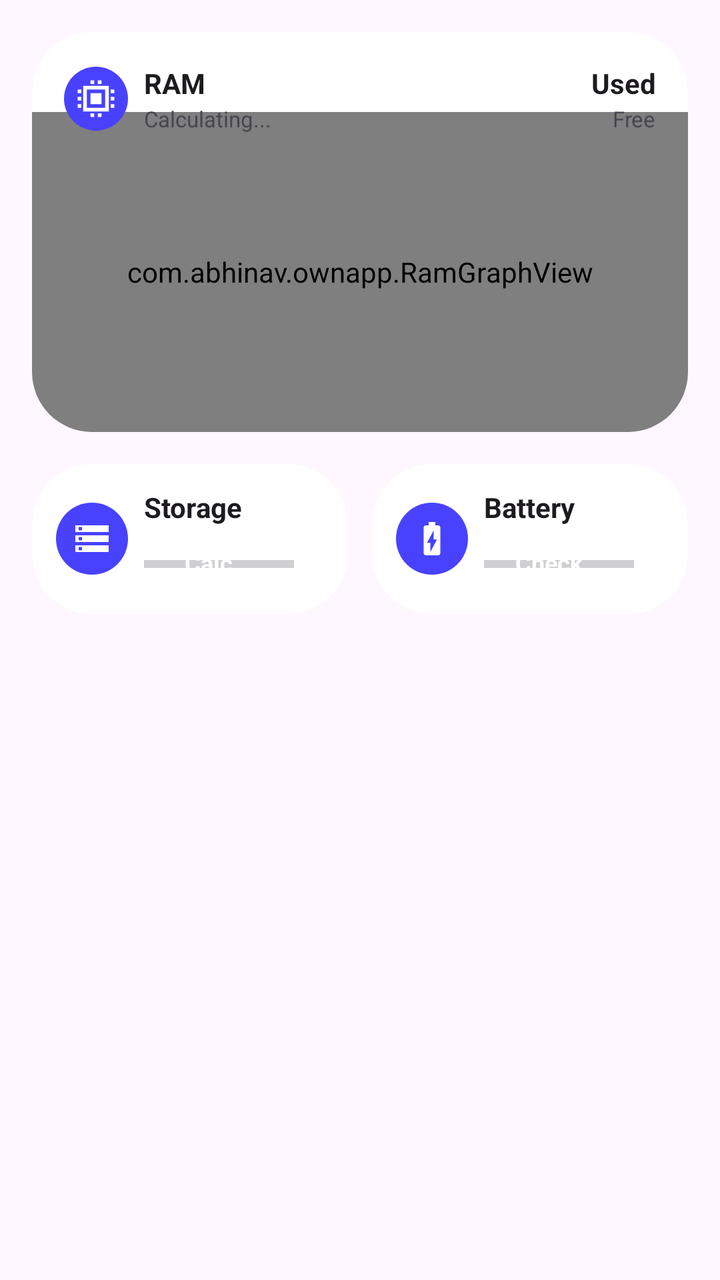
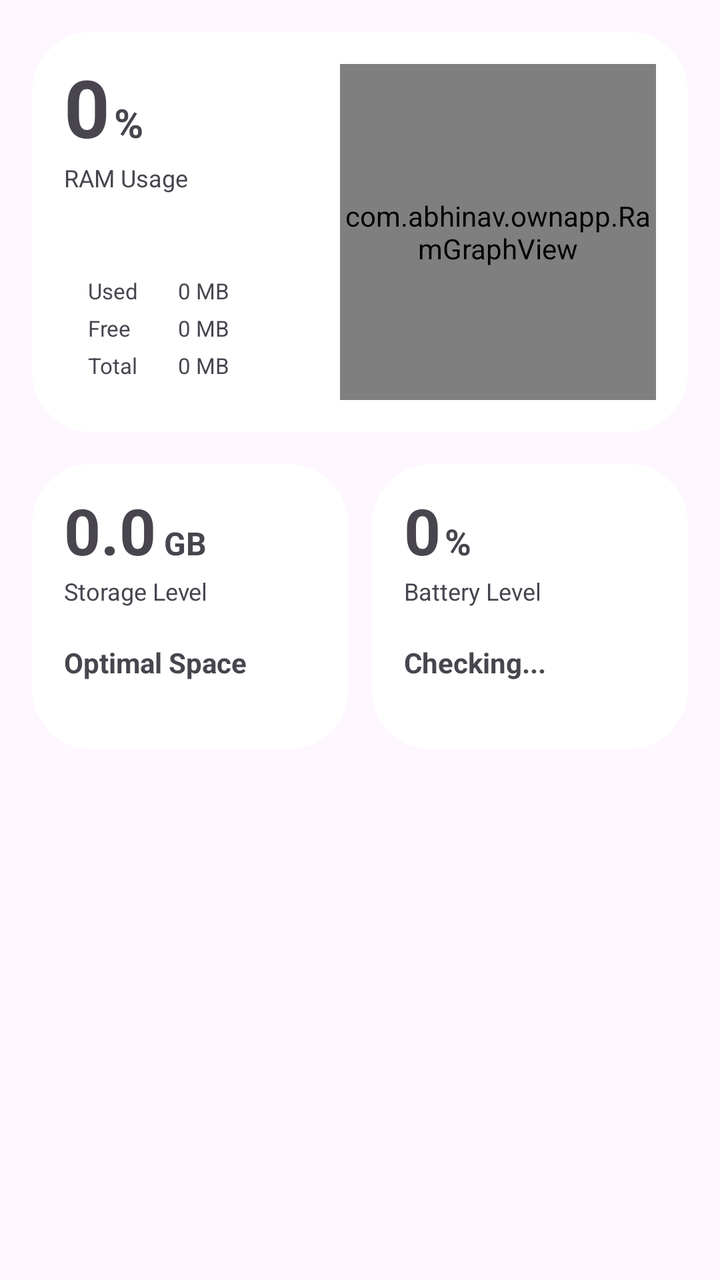

Compare the two renders of this Android layout. The source of the first and the diff that turns it into the second are given below.
<!-- AndroidManifest.xml: application theme Theme.OwnPhotoONWall -->
<!-- res/layout/layout_device_dashboard.xml -->
<?xml version="1.0" encoding="utf-8"?>

<LinearLayout xmlns:android="http://schemas.android.com/apk/res/android"
    xmlns:tools="http://schemas.android.com/tools"
    xmlns:app="http://schemas.android.com/apk/res-auto"
    android:layout_width="match_parent"
    android:layout_height="wrap_content"
    android:orientation="vertical"
    android:padding="16dp"
    tools:ignore="HardcodedText,ContentDescription">

    
    <RelativeLayout
        android:id="@+id/ramCardBg"
        android:layout_width="match_parent"
        android:layout_height="200dp"
        android:layout_marginBottom="16dp"
        android:background="@drawable/bg_ram_card"
        android:clipToOutline="true">

        <com.abhinav.ownapp.RamGraphView
            android:id="@+id/ramGraphView"
            android:layout_width="match_parent"
            android:layout_height="match_parent"
            android:layout_marginTop="40dp" />

        
        <LinearLayout
            android:id="@+id/ramHeaderLeft"
            android:layout_width="wrap_content"
            android:layout_height="wrap_content"
            android:layout_alignParentStart="true"
            android:layout_alignParentTop="true"
            android:layout_marginStart="16dp"
            android:layout_marginTop="16dp"
            android:orientation="horizontal"
            android:gravity="center_vertical">

            <ImageView
                android:layout_width="32dp"
                android:layout_height="32dp"
                android:background="@drawable/bg_circle_blue"
                android:backgroundTint="#4842FF"
                android:src="@drawable/ic_ram"
                android:padding="5dp"
                android:layout_marginEnd="8dp" />

            <LinearLayout
                android:layout_width="wrap_content"
                android:layout_height="wrap_content"
                android:orientation="vertical"
                android:gravity="center_vertical">

                <TextView
                    android:id="@+id/tvRamTitle"
                    android:layout_width="wrap_content"
                    android:layout_height="wrap_content"
                    android:text="RAM"
                    android:textSize="14sp"
                    android:textStyle="bold"
                    android:textColor="?android:attr/textColorPrimary" />

                <TextView
                    android:id="@+id/tvRamTotal"
                    android:layout_width="wrap_content"
                    android:layout_height="wrap_content"
                    android:text="Calculating..."
                    android:textSize="11sp"
                    android:layout_marginTop="1dp"
                    android:singleLine="true"
                    android:textColor="?android:attr/textColorSecondary" />
            </LinearLayout>
        </LinearLayout>

        
        <LinearLayout
            android:layout_width="wrap_content"
            android:layout_height="wrap_content"
            android:layout_alignParentEnd="true"
            android:layout_alignTop="@id/ramHeaderLeft"
            android:layout_alignBottom="@id/ramHeaderLeft"
            android:layout_marginEnd="16dp"
            android:orientation="vertical"
            android:gravity="center_vertical|end">

            <TextView
                android:id="@+id/tvRamUsed"
                android:layout_width="wrap_content"
                android:layout_height="wrap_content"
                android:text="Used"
                android:textSize="14sp"
                android:textStyle="bold"
                android:textColor="?android:attr/textColorPrimary" />

            <TextView
                android:id="@+id/tvRamFree"
                android:layout_width="wrap_content"
                android:layout_height="wrap_content"
                android:text="Free"
                android:textSize="11sp"
                android:layout_marginTop="1dp"
                android:singleLine="true"
                android:textColor="?android:attr/textColorSecondary" />
        </LinearLayout>
    </RelativeLayout>

    
    <LinearLayout
        android:layout_width="match_parent"
        android:layout_height="wrap_content"
        android:orientation="horizontal"
        android:baselineAligned="false"
        android:weightSum="2">

        
        <LinearLayout
            android:id="@+id/storageCardBg"
            android:layout_width="0dp"
            android:layout_height="wrap_content"
            android:layout_weight="1"
            android:orientation="horizontal"
            android:gravity="center_vertical"
            android:padding="12dp"
            android:background="@drawable/bg_storage_card"
            android:clipToOutline="true"
            android:layout_marginEnd="6dp">

            <ImageView
                android:layout_width="36dp"
                android:layout_height="36dp"
                android:background="@drawable/bg_circle_blue"
                android:backgroundTint="#4842FF"
                android:src="@drawable/ic_storage"
                android:padding="8dp"
                android:layout_marginEnd="8dp" />

            <LinearLayout
                android:layout_width="80dp"
                android:layout_height="wrap_content"
                android:orientation="vertical">

                <TextView
                    android:id="@+id/tvStorageTitle"
                    android:layout_width="wrap_content"
                    android:layout_height="wrap_content"
                    android:ellipsize="end"
                    android:maxLines="1"
                    android:text="Storage"
                    android:textColor="?android:attr/textColorPrimary"
                    android:textSize="14sp"
                    android:textStyle="bold" />

                <FrameLayout
                    android:layout_width="75dp"
                    android:layout_height="26dp"
                    android:layout_marginTop="6dp">

                    <ProgressBar
                        android:id="@+id/pbStorage"
                        style="?android:attr/progressBarStyleHorizontal"
                        android:layout_width="match_parent"
                        android:layout_height="match_parent" />

                    <TextView
                        android:id="@+id/tvStorageValue"
                        android:layout_width="match_parent"
                        android:layout_height="match_parent"
                        android:gravity="center"
                        android:includeFontPadding="false"
                        android:text="Calc..."
                        android:textColor="#FFFFFF"
                        android:textSize="12sp"
                        android:textStyle="bold"
                        app:autoSizeMaxTextSize="12sp"
                        app:autoSizeMinTextSize="8sp"
                        app:autoSizeTextType="uniform" />
                </FrameLayout>
            </LinearLayout>
        </LinearLayout>

        
        <LinearLayout
            android:id="@+id/batteryCardBg"
            android:layout_width="0dp"
            android:layout_height="wrap_content"
            android:layout_weight="1"
            android:orientation="horizontal"
            android:gravity="center_vertical"
            android:padding="12dp"
            android:background="@drawable/bg_storage_card"
            android:clipToOutline="true"
            android:layout_marginStart="6dp">

            <ImageView
                android:layout_width="36dp"
                android:layout_height="36dp"
                android:background="@drawable/bg_circle_blue"
                android:backgroundTint="#4842FF"
                android:src="@drawable/ic_battery"
                android:padding="8dp"
                android:layout_marginEnd="8dp" />

            <LinearLayout
                android:layout_width="match_parent"
                android:layout_height="wrap_content"
                android:orientation="vertical">

                <TextView
                    android:id="@+id/tvBatteryTitle"
                    android:layout_width="wrap_content"
                    android:layout_height="wrap_content"
                    android:text="Battery"
                    android:textStyle="bold"
                    android:textSize="14sp"
                    android:maxLines="1"
                    android:ellipsize="end"
                    android:textColor="?android:attr/textColorPrimary" />

                <FrameLayout
                    android:layout_width="75dp"
                    android:layout_height="26dp"
                    android:layout_marginTop="6dp">

                    <ProgressBar
                        android:id="@+id/pbBattery"
                        style="?android:attr/progressBarStyleHorizontal"
                        android:layout_width="match_parent"
                        android:layout_height="match_parent"
                        android:max="100"/>

                    <TextView
                        android:id="@+id/tvBatteryValue"
                        android:layout_width="match_parent"
                        android:layout_height="match_parent"
                        android:gravity="center"
                        android:includeFontPadding="false"
                        android:text="Check..."
                        android:textSize="12sp"
                        android:textStyle="bold"
                        android:textColor="#FFFFFF"
                        app:autoSizeTextType="uniform"
                        app:autoSizeMinTextSize="8sp"
                        app:autoSizeMaxTextSize="12sp" />
                </FrameLayout>
            </LinearLayout>
        </LinearLayout>

    </LinearLayout>
</LinearLayout>
<!-- resources referenced by this layout -->
<resources>
  <!-- drawable bg_circle_blue (drawable) -->
  <?xml version="1.0" encoding="utf-8"?>
  
  <shape xmlns:android="http://schemas.android.com/apk/res/android" android:shape="oval">
      <solid android:color="#20749C" /> 
  </shape>
  <!-- drawable bg_ram_card (drawable) -->
  <?xml version="1.0" encoding="utf-8"?>
  
  <shape xmlns:android="http://schemas.android.com/apk/res/android">
      <corners android:radius="30dp" />
      <solid android:color="#FFFFFF" /> 
  </shape>
  <!-- drawable bg_storage_card (drawable) -->
  <?xml version="1.0" encoding="utf-8"?>
  
  <shape xmlns:android="http://schemas.android.com/apk/res/android">
      <corners android:radius="30dp" />
      <solid android:color="#FFFFFF" />
  </shape>
  <!-- drawable ic_battery (drawable) -->
  <vector xmlns:android="http://schemas.android.com/apk/res/android"
      android:width="24dp" android:height="24dp"
      android:viewportWidth="24" android:viewportHeight="24"
      android:tint="#FFFFFF">
      <path android:fillColor="@android:color/white"
          android:pathData="M15.67,4H14V2h-4v2H8.33C7.6,4 7,4.6 7,5.33v15.33C7,21.4 7.6,22 8.33,22h7.33c0.74,0 1.34,-0.6 1.34,-1.33V5.33C17,4.6 16.4,4 15.67,4zM13,12.5h2L11,20v-5.5H9L13,7V12.5z"/>
  </vector>
  <!-- drawable ic_ram (drawable) -->
  <?xml version="1.0" encoding="utf-8"?>
  
  <vector xmlns:android="http://schemas.android.com/apk/res/android"
      android:width="24dp"
      android:height="24dp"
      android:viewportWidth="24"
      android:viewportHeight="24"
      android:tint="#FFFFFF">
      <path
          android:fillColor="@android:color/white"
          android:pathData="M9,9h6v6h-6z M5,5h14v14h-14z M7,7v10h10v-10z M2,7h2v2h-2z M2,11h2v2h-2z M2,15h2v2h-2z M20,7h2v2h-2z M20,11h2v2h-2z M20,15h2v2h-2z M9,2h2v2h-2z M13,2h2v2h-2z M9,20h2v2h-2z M13,20h2v2h-2z" />
  </vector>
  <!-- drawable ic_storage (drawable) -->
  <vector xmlns:android="http://schemas.android.com/apk/res/android"
      android:width="24dp" android:height="24dp"
      android:viewportWidth="24" android:viewportHeight="24"
      android:tint="#FFFFFF">
      <path android:fillColor="@android:color/white"
          android:pathData="M2,20h20v-4H2V20zM4,17h2v2H4V17zM2,4v4h20V4H2zM6,7H4V5h2V7zM2,14h20v-4H2V14zM4,11h2v2H4V11z"/>
  </vector>
  <style name="Theme.OwnPhotoONWall" parent="Base.Theme.OwnPhotoONWall" />
  <style name="Base.Theme.OwnPhotoONWall" parent="Theme.Material3.DayNight.NoActionBar">
          <item name="android:windowActivityTransitions">true</item>
          <item name="android:windowContentTransitions">true</item>
      </style>
</resources>

<!-- the commit's change to res/layout/layout_device_dashboard.xml (unified diff, before → after) -->
@@ -2,7 +2,6 @@
 
 <LinearLayout xmlns:android="http://schemas.android.com/apk/res/android"
     xmlns:tools="http://schemas.android.com/tools"
-    xmlns:app="http://schemas.android.com/apk/res-auto"
     android:layout_width="match_parent"
     android:layout_height="wrap_content"
     android:orientation="vertical"
@@ -16,92 +15,136 @@
         android:layout_height="200dp"
         android:layout_marginBottom="16dp"
         android:background="@drawable/bg_ram_card"
-        android:clipToOutline="true">
-
-        <com.abhinav.ownapp.RamGraphView
-            android:id="@+id/ramGraphView"
+        android:padding="16dp">
+
+        
+        <LinearLayout
+            android:id="@+id/ramTextStack"
+            android:layout_width="wrap_content"
+            android:layout_height="match_parent"
+            android:layout_alignParentStart="true"
+            android:orientation="vertical"
+            android:minWidth="130dp">
+            
+
+            <LinearLayout
+                android:layout_width="wrap_content"
+                android:layout_height="wrap_content"
+                android:orientation="horizontal"
+                android:baselineAligned="true">
+                <TextView
+                    android:id="@+id/tvRamPercentLarge"
+                    android:layout_width="wrap_content"
+                    android:layout_height="wrap_content"
+                    android:text="0"
+                    android:textSize="40sp"
+                    android:textStyle="bold"
+                    android:includeFontPadding="false" />
+                <TextView
+                    android:id="@+id/tvRamPercentUnit"
+                    android:layout_width="wrap_content"
+                    android:layout_height="wrap_content"
+                    android:text="%"
+                    android:textSize="20sp"
+                    android:textStyle="bold"
+                    android:layout_marginStart="2dp"
+                    android:includeFontPadding="false" />
+            </LinearLayout>
+
+            <TextView
+                android:id="@+id/tvRamTitle"
+                android:layout_width="wrap_content"
+                android:layout_height="wrap_content"
+                android:text="RAM Usage"
+                android:textSize="12sp"
+                android:layout_marginTop="2dp" />
+
+            
+            <View
+                android:layout_width="match_parent"
+                android:layout_height="0dp"
+                android:layout_weight="1" />
+
+            <LinearLayout
+                android:id="@+id/ramDetailsBox"
+                android:layout_width="match_parent"
+                android:layout_height="wrap_content"
+                android:orientation="vertical"
+                android:paddingHorizontal="12dp"
+                android:paddingVertical="10dp">
+
+                <LinearLayout
+                    android:layout_width="match_parent"
+                    android:layout_height="wrap_content"
+                    android:orientation="horizontal">
+                    <TextView
+                        android:id="@+id/tvRamUsedLbl"
+                        android:layout_width="45dp"
+                        android:layout_height="wrap_content"
+                        android:text="Used"
+                        android:textSize="11sp" />
+                    <TextView
+                        android:id="@+id/tvRamUsed"
+                        android:layout_width="wrap_content"
+                        android:layout_height="wrap_content"
+                        android:text="0 MB"
+                        android:textSize="11sp" />
+                </LinearLayout>
+
+                <LinearLayout
+                    android:layout_width="match_parent"
+                    android:layout_height="wrap_content"
+                    android:layout_marginTop="4dp"
+                    android:orientation="horizontal">
+                    <TextView
+                        android:id="@+id/tvRamFreeLbl"
+                        android:layout_width="45dp"
+                        android:layout_height="wrap_content"
+                        android:text="Free"
+                        android:textSize="11sp" />
+                    <TextView
+                        android:id="@+id/tvRamFree"
+                        android:layout_width="wrap_content"
+                        android:layout_height="wrap_content"
+                        android:text="0 MB"
+                        android:textSize="11sp" />
+                </LinearLayout>
+
+                <LinearLayout
+                    android:layout_width="match_parent"
+                    android:layout_height="wrap_content"
+                    android:layout_marginTop="4dp"
+                    android:orientation="horizontal">
+                    <TextView
+                        android:id="@+id/tvRamTotalLbl"
+                        android:layout_width="45dp"
+                        android:layout_height="wrap_content"
+                        android:text="Total"
+                        android:textSize="11sp" />
+                    <TextView
+                        android:id="@+id/tvRamTotal"
+                        android:layout_width="wrap_content"
+                        android:layout_height="wrap_content"
+                        android:text="0 MB"
+                        android:textSize="11sp" />
+                </LinearLayout>
+            </LinearLayout>
+        </LinearLayout>
+
+        
+        <FrameLayout
             android:layout_width="match_parent"
             android:layout_height="match_parent"
-            android:layout_marginTop="40dp" />
-
-        
-        <LinearLayout
-            android:id="@+id/ramHeaderLeft"
-            android:layout_width="wrap_content"
-            android:layout_height="wrap_content"
-            android:layout_alignParentStart="true"
-            android:layout_alignParentTop="true"
-            android:layout_marginStart="16dp"
-            android:layout_marginTop="16dp"
-            android:orientation="horizontal"
-            android:gravity="center_vertical">
-
-            <ImageView
-                android:layout_width="32dp"
-                android:layout_height="32dp"
-                android:background="@drawable/bg_circle_blue"
-                android:backgroundTint="#4842FF"
-                android:src="@drawable/ic_ram"
-                android:padding="5dp"
-                android:layout_marginEnd="8dp" />
-
-            <LinearLayout
-                android:layout_width="wrap_content"
-                android:layout_height="wrap_content"
-                android:orientation="vertical"
-                android:gravity="center_vertical">
-
-                <TextView
-                    android:id="@+id/tvRamTitle"
-                    android:layout_width="wrap_content"
-                    android:layout_height="wrap_content"
-                    android:text="RAM"
-                    android:textSize="14sp"
-                    android:textStyle="bold"
-                    android:textColor="?android:attr/textColorPrimary" />
-
-                <TextView
-                    android:id="@+id/tvRamTotal"
-                    android:layout_width="wrap_content"
-                    android:layout_height="wrap_content"
-                    android:text="Calculating..."
-                    android:textSize="11sp"
-                    android:layout_marginTop="1dp"
-                    android:singleLine="true"
-                    android:textColor="?android:attr/textColorSecondary" />
-            </LinearLayout>
-        </LinearLayout>
-
-        
-        <LinearLayout
-            android:layout_width="wrap_content"
-            android:layout_height="wrap_content"
-            android:layout_alignParentEnd="true"
-            android:layout_alignTop="@id/ramHeaderLeft"
-            android:layout_alignBottom="@id/ramHeaderLeft"
-            android:layout_marginEnd="16dp"
-            android:orientation="vertical"
-            android:gravity="center_vertical|end">
-
-            <TextView
-                android:id="@+id/tvRamUsed"
-                android:layout_width="wrap_content"
-                android:layout_height="wrap_content"
-                android:text="Used"
-                android:textSize="14sp"
-                android:textStyle="bold"
-                android:textColor="?android:attr/textColorPrimary" />
-
-            <TextView
-                android:id="@+id/tvRamFree"
-                android:layout_width="wrap_content"
-                android:layout_height="wrap_content"
-                android:text="Free"
-                android:textSize="11sp"
-                android:layout_marginTop="1dp"
-                android:singleLine="true"
-                android:textColor="?android:attr/textColorSecondary" />
-        </LinearLayout>
+            android:layout_toEndOf="@id/ramTextStack"
+            android:layout_toRightOf="@id/ramTextStack"
+            android:layout_marginStart="8dp">
+
+            <com.abhinav.ownapp.RamGraphView
+                android:id="@+id/ramGraphView"
+                android:layout_width="match_parent"
+                android:layout_height="match_parent" />
+        </FrameLayout>
+
     </RelativeLayout>
 
     
@@ -118,64 +161,57 @@
             android:layout_width="0dp"
             android:layout_height="wrap_content"
             android:layout_weight="1"
-            android:orientation="horizontal"
-            android:gravity="center_vertical"
-            android:padding="12dp"
+            android:orientation="vertical"
+            android:padding="16dp"
             android:background="@drawable/bg_storage_card"
-            android:clipToOutline="true"
             android:layout_marginEnd="6dp">
 
-            <ImageView
-                android:layout_width="36dp"
-                android:layout_height="36dp"
-                android:background="@drawable/bg_circle_blue"
-                android:backgroundTint="#4842FF"
-                android:src="@drawable/ic_storage"
-                android:padding="8dp"
-                android:layout_marginEnd="8dp" />
-
-            <LinearLayout
-                android:layout_width="80dp"
-                android:layout_height="wrap_content"
-                android:orientation="vertical">
-
-                <TextView
-                    android:id="@+id/tvStorageTitle"
-                    android:layout_width="wrap_content"
-                    android:layout_height="wrap_content"
-                    android:ellipsize="end"
-                    android:maxLines="1"
-                    android:text="Storage"
-                    android:textColor="?android:attr/textColorPrimary"
-                    android:textSize="14sp"
-                    android:textStyle="bold" />
-
-                <FrameLayout
-                    android:layout_width="75dp"
-                    android:layout_height="26dp"
-                    android:layout_marginTop="6dp">
-
-                    <ProgressBar
-                        android:id="@+id/pbStorage"
-                        style="?android:attr/progressBarStyleHorizontal"
-                        android:layout_width="match_parent"
-                        android:layout_height="match_parent" />
-
-                    <TextView
-                        android:id="@+id/tvStorageValue"
-                        android:layout_width="match_parent"
-                        android:layout_height="match_parent"
-                        android:gravity="center"
-                        android:includeFontPadding="false"
-                        android:text="Calc..."
-                        android:textColor="#FFFFFF"
-                        android:textSize="12sp"
-                        android:textStyle="bold"
-                        app:autoSizeMaxTextSize="12sp"
-                        app:autoSizeMinTextSize="8sp"
-                        app:autoSizeTextType="uniform" />
-                </FrameLayout>
-            </LinearLayout>
+            <LinearLayout
+                android:layout_width="wrap_content"
+                android:layout_height="wrap_content"
+                android:orientation="horizontal"
+                android:baselineAligned="true">
+                <TextView
+                    android:id="@+id/tvStorageValueLarge"
+                    android:layout_width="wrap_content"
+                    android:layout_height="wrap_content"
+                    android:text="0.0"
+                    android:textSize="32sp"
+                    android:textStyle="bold"
+                    android:includeFontPadding="false" />
+                <TextView
+                    android:id="@+id/tvStorageUnit"
+                    android:layout_width="wrap_content"
+                    android:layout_height="wrap_content"
+                    android:text="GB"
+                    android:textSize="16sp"
+                    android:textStyle="bold"
+                    android:layout_marginStart="4dp"
+                    android:includeFontPadding="false" />
+            </LinearLayout>
+
+            <TextView
+                android:id="@+id/tvStorageTitle"
+                android:layout_width="wrap_content"
+                android:layout_height="wrap_content"
+                android:text="Storage Level"
+                android:textSize="12sp"
+                android:layout_marginTop="2dp" />
+
+            <TextView
+                android:id="@+id/tvStorageStatus"
+                android:layout_width="wrap_content"
+                android:layout_height="wrap_content"
+                android:text="Optimal Space"
+                android:textStyle="bold"
+                android:textSize="14sp"
+                android:layout_marginTop="18dp" />
+
+            <FrameLayout
+                android:id="@+id/storageSegmentContainer"
+                android:layout_width="match_parent"
+                android:layout_height="12dp"
+                android:layout_marginTop="6dp" />
         </LinearLayout>
 
         
@@ -184,66 +220,57 @@
             android:layout_width="0dp"
             android:layout_height="wrap_content"
             android:layout_weight="1"
-            android:orientation="horizontal"
-            android:gravity="center_vertical"
-            android:padding="12dp"
+            android:orientation="vertical"
+            android:padding="16dp"
             android:background="@drawable/bg_storage_card"
-            android:clipToOutline="true"
             android:layout_marginStart="6dp">
 
-            <ImageView
-                android:layout_width="36dp"
-                android:layout_height="36dp"
-                android:background="@drawable/bg_circle_blue"
-                android:backgroundTint="#4842FF"
-                android:src="@drawable/ic_battery"
-                android:padding="8dp"
-                android:layout_marginEnd="8dp" />
-
-            <LinearLayout
-                android:layout_width="match_parent"
-                android:layout_height="wrap_content"
-                android:orientation="vertical">
-
-                <TextView
-                    android:id="@+id/tvBatteryTitle"
-                    android:layout_width="wrap_content"
-                    android:layout_height="wrap_content"
-                    android:text="Battery"
-                    android:textStyle="bold"
-                    android:textSize="14sp"
-                    android:maxLines="1"
-                    android:ellipsize="end"
-                    android:textColor="?android:attr/textColorPrimary" />
-
-                <FrameLayout
-                    android:layout_width="75dp"
-                    android:layout_height="26dp"
-                    android:layout_marginTop="6dp">
-
-                    <ProgressBar
-                        android:id="@+id/pbBattery"
-                        style="?android:attr/progressBarStyleHorizontal"
-                        android:layout_width="match_parent"
-                        android:layout_height="match_parent"
-                        android:max="100"/>
-
-                    <TextView
-                        android:id="@+id/tvBatteryValue"
-                        android:layout_width="match_parent"
-                        android:layout_height="match_parent"
-                        android:gravity="center"
-                        android:includeFontPadding="false"
-                        android:text="Check..."
-                        android:textSize="12sp"
-                        android:textStyle="bold"
-                        android:textColor="#FFFFFF"
-                        app:autoSizeTextType="uniform"
-                        app:autoSizeMinTextSize="8sp"
-                        app:autoSizeMaxTextSize="12sp" />
-                </FrameLayout>
-            </LinearLayout>
+            <LinearLayout
+                android:layout_width="wrap_content"
+                android:layout_height="wrap_content"
+                android:orientation="horizontal"
+                android:baselineAligned="true">
+                <TextView
+                    android:id="@+id/tvBatteryValueLarge"
+                    android:layout_width="wrap_content"
+                    android:layout_height="wrap_content"
+                    android:text="0"
+                    android:textSize="32sp"
+                    android:textStyle="bold"
+                    android:includeFontPadding="false" />
+                <TextView
+                    android:id="@+id/tvBatteryUnit"
+                    android:layout_width="wrap_content"
+                    android:layout_height="wrap_content"
+                    android:text="%"
+                    android:textSize="18sp"
+                    android:textStyle="bold"
+                    android:layout_marginStart="2dp"
+                    android:includeFontPadding="false" />
+            </LinearLayout>
+
+            <TextView
+                android:id="@+id/tvBatteryTitle"
+                android:layout_width="wrap_content"
+                android:layout_height="wrap_content"
+                android:text="Battery Level"
+                android:textSize="12sp"
+                android:layout_marginTop="2dp" />
+
+            <TextView
+                android:id="@+id/tvBatteryStatus"
+                android:layout_width="wrap_content"
+                android:layout_height="wrap_content"
+                android:text="Checking..."
+                android:textStyle="bold"
+                android:textSize="14sp"
+                android:layout_marginTop="18dp" />
+
+            <FrameLayout
+                android:id="@+id/batterySegmentContainer"
+                android:layout_width="match_parent"
+                android:layout_height="12dp"
+                android:layout_marginTop="6dp" />
         </LinearLayout>
-
     </LinearLayout>
 </LinearLayout>
<!-- resource entries referenced after the edit -->
@@ -1,11 +1,5 @@
 <!-- resources referenced by this layout -->
 <resources>
-  <!-- drawable bg_circle_blue (drawable) -->
-  <?xml version="1.0" encoding="utf-8"?>
-  
-  <shape xmlns:android="http://schemas.android.com/apk/res/android" android:shape="oval">
-      <solid android:color="#20749C" /> 
-  </shape>
   <!-- drawable bg_ram_card (drawable) -->
   <?xml version="1.0" encoding="utf-8"?>
   
@@ -20,35 +14,6 @@
       <corners android:radius="30dp" />
       <solid android:color="#FFFFFF" />
   </shape>
-  <!-- drawable ic_battery (drawable) -->
-  <vector xmlns:android="http://schemas.android.com/apk/res/android"
-      android:width="24dp" android:height="24dp"
-      android:viewportWidth="24" android:viewportHeight="24"
-      android:tint="#FFFFFF">
-      <path android:fillColor="@android:color/white"
-          android:pathData="M15.67,4H14V2h-4v2H8.33C7.6,4 7,4.6 7,5.33v15.33C7,21.4 7.6,22 8.33,22h7.33c0.74,0 1.34,-0.6 1.34,-1.33V5.33C17,4.6 16.4,4 15.67,4zM13,12.5h2L11,20v-5.5H9L13,7V12.5z"/>
-  </vector>
-  <!-- drawable ic_ram (drawable) -->
-  <?xml version="1.0" encoding="utf-8"?>
-  
-  <vector xmlns:android="http://schemas.android.com/apk/res/android"
-      android:width="24dp"
-      android:height="24dp"
-      android:viewportWidth="24"
-      android:viewportHeight="24"
-      android:tint="#FFFFFF">
-      <path
-          android:fillColor="@android:color/white"
-          android:pathData="M9,9h6v6h-6z M5,5h14v14h-14z M7,7v10h10v-10z M2,7h2v2h-2z M2,11h2v2h-2z M2,15h2v2h-2z M20,7h2v2h-2z M20,11h2v2h-2z M20,15h2v2h-2z M9,2h2v2h-2z M13,2h2v2h-2z M9,20h2v2h-2z M13,20h2v2h-2z" />
-  </vector>
-  <!-- drawable ic_storage (drawable) -->
-  <vector xmlns:android="http://schemas.android.com/apk/res/android"
-      android:width="24dp" android:height="24dp"
-      android:viewportWidth="24" android:viewportHeight="24"
-      android:tint="#FFFFFF">
-      <path android:fillColor="@android:color/white"
-          android:pathData="M2,20h20v-4H2V20zM4,17h2v2H4V17zM2,4v4h20V4H2zM6,7H4V5h2V7zM2,14h20v-4H2V14zM4,11h2v2H4V11z"/>
-  </vector>
   <style name="Theme.OwnPhotoONWall" parent="Base.Theme.OwnPhotoONWall" />
   <style name="Base.Theme.OwnPhotoONWall" parent="Theme.Material3.DayNight.NoActionBar">
           <item name="android:windowActivityTransitions">true</item>
